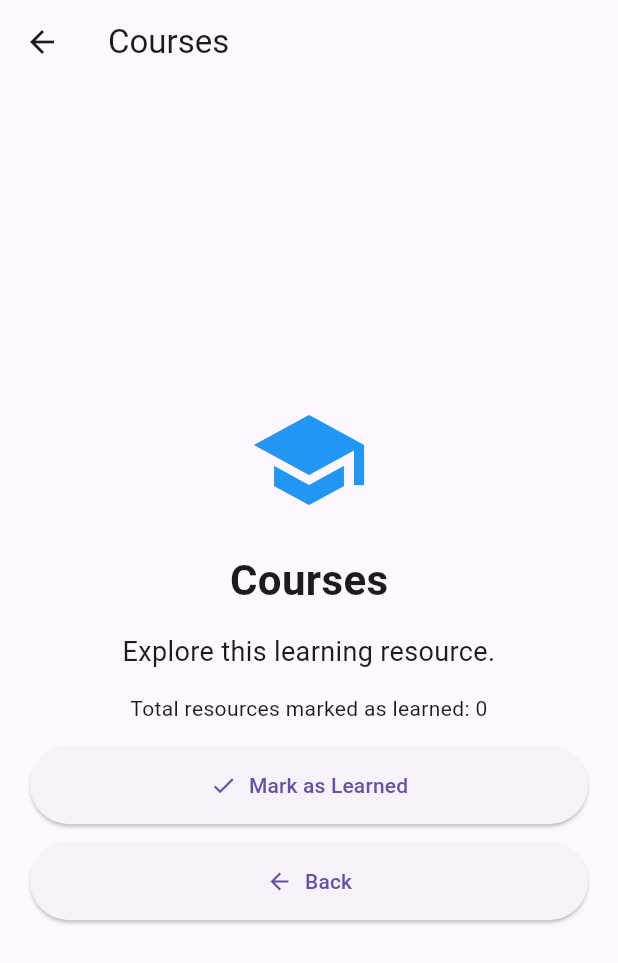
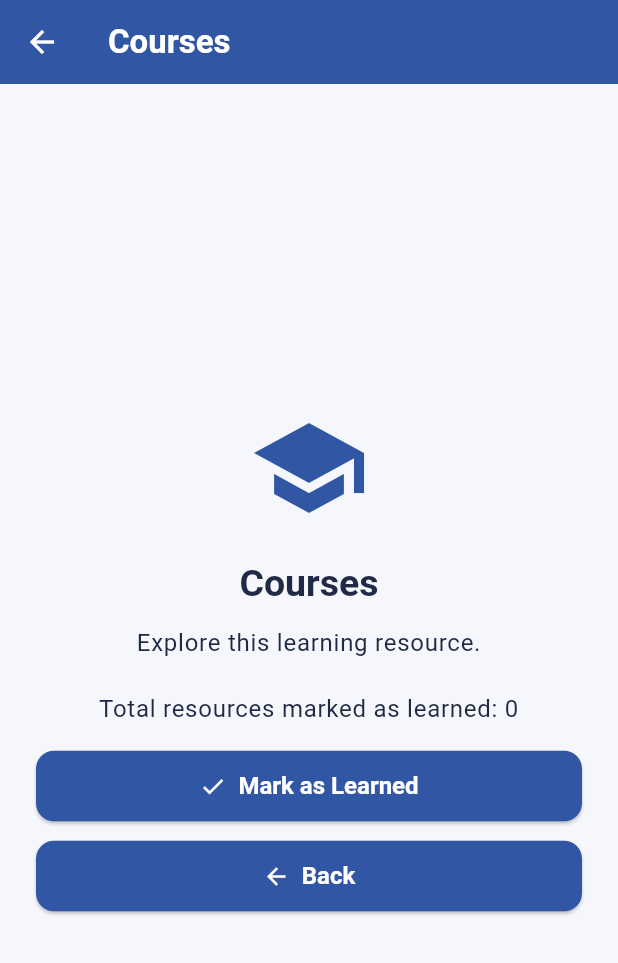
Before and after one commit to gollapallybindhupriya-oss/e-learning-resources, a Flutter app: the screen it shows after launch, after a tap on "Courses", on a phone screen of 412 x 824 dp. Shown: the top 963 px of the screen. Run offline on Flutter 3.47's test engine with Material 3 defaults, Android fonts, the light colour scheme and no system bars; network calls fail.

Commit message:
Apply themes and custom styles

```diff
--- a/lib/main.dart
+++ b/lib/main.dart
@@ -11,7 +11,53 @@ void main() {
   );
 }
 
-// PROVIDER STATE
+// ================= CUSTOM STYLES =================
+
+class AppStyles {
+  static const Color primary = Color(0xFF3157A4);
+  static const Color accent = Color(0xFF00A6A6);
+  static const Color background = Color(0xFFF5F7FC);
+  static const Color cardColor = Colors.white;
+  static const Color textColor = Color(0xFF202A44);
+  static const Color subtitleColor = Color(0xFF64748B);
+
+  static const TextStyle appTitle = TextStyle(
+    fontSize: 22,
+    fontWeight: FontWeight.bold,
+    color: Colors.white,
+  );
+
+  static const TextStyle heading = TextStyle(
+    fontSize: 25,
+    fontWeight: FontWeight.bold,
+    color: textColor,
+  );
+
+  static const TextStyle subtitle = TextStyle(
+    fontSize: 15,
+    color: subtitleColor,
+  );
+
+  static const TextStyle resourceTitle = TextStyle(
+    fontSize: 18,
+    fontWeight: FontWeight.bold,
+    color: textColor,
+  );
+
+  static const TextStyle body = TextStyle(
+    fontSize: 16,
+    color: textColor,
+  );
+
+  static const TextStyle buttonText = TextStyle(
+    fontSize: 16,
+    fontWeight: FontWeight.bold,
+    color: Colors.white,
+  );
+}
+
+// ================= PROVIDER STATE =================
+
 class LearningState extends ChangeNotifier {
   int completedResources = 0;
 
@@ -21,7 +67,8 @@ class LearningState extends ChangeNotifier {
   }
 }
 
-// APP AND NAMED ROUTES
+// ================= APP THEME =================
+
 class MyApp extends StatelessWidget {
   const MyApp({super.key});
 
@@ -30,10 +77,65 @@ class MyApp extends StatelessWidget {
     return MaterialApp(
       debugShowCheckedModeBanner: false,
       title: 'E-Learning Resources',
+
       theme: ThemeData(
-        primarySwatch: Colors.blue,
         useMaterial3: true,
+        colorScheme: ColorScheme.fromSeed(
+          seedColor: AppStyles.primary,
+          primary: AppStyles.primary,
+          secondary: AppStyles.accent,
+          surface: AppStyles.cardColor,
+        ),
+        scaffoldBackgroundColor: AppStyles.background,
+
+        appBarTheme: const AppBarTheme(
+          backgroundColor: AppStyles.primary,
+          foregroundColor: Colors.white,
+          centerTitle: false,
+          titleTextStyle: AppStyles.appTitle,
+          elevation: 0,
+        ),
+
+        cardTheme: CardThemeData(
+          color: AppStyles.cardColor,
+          elevation: 2,
+          margin: const EdgeInsets.all(8),
+          shape: RoundedRectangleBorder(
+            borderRadius: BorderRadius.circular(16),
+          ),
+        ),
+
+        elevatedButtonTheme: ElevatedButtonThemeData(
+          style: ElevatedButton.styleFrom(
+            backgroundColor: AppStyles.primary,
+            foregroundColor: Colors.white,
+            textStyle: AppStyles.buttonText,
+            padding: const EdgeInsets.symmetric(
+              horizontal: 22,
+              vertical: 14,
+            ),
+            shape: RoundedRectangleBorder(
+              borderRadius: BorderRadius.circular(12),
+            ),
+          ),
+        ),
+
+        textTheme: const TextTheme(
+          headlineSmall: AppStyles.heading,
+          titleMedium: AppStyles.resourceTitle,
+          bodyLarge: AppStyles.body,
+          bodyMedium: AppStyles.subtitle,
+        ),
+
+        inputDecorationTheme: InputDecorationTheme(
+          filled: true,
+          fillColor: Colors.white,
+          border: OutlineInputBorder(
+            borderRadius: BorderRadius.circular(12),
+          ),
+        ),
       ),
+
       initialRoute: '/',
       routes: {
         '/': (_) => const HomePage(),
@@ -49,7 +151,8 @@ class MyApp extends StatelessWidget {
   }
 }
 
-// HOME SCREEN
+// ================= HOME SCREEN =================
+
 class HomePage extends StatelessWidget {
   const HomePage({super.key});
 
@@ -64,20 +167,23 @@ class HomePage extends StatelessWidget {
         title: const Text('E-Learning Resources'),
       ),
       body: SingleChildScrollView(
-        padding: EdgeInsets.all(isMobile ? 12 : isTablet ? 25 : 40),
+        padding: EdgeInsets.all(
+          isMobile ? 12 : isTablet ? 25 : 40,
+        ),
         child: Column(
+          crossAxisAlignment: CrossAxisAlignment.stretch,
           children: [
-            // CUSTOM HEADER WIDGET
             const LearningHeader(),
 
-            const SizedBox(height: 20),
+            const SizedBox(height: 25),
 
-            // CUSTOM SECTION TITLE
-            const SectionTitle(title: 'Explore Resources'),
+            const SectionTitle(
+              title: 'Explore Resources',
+              subtitle: 'Choose a category to start learning',
+            ),
 
-            const SizedBox(height: 15),
+            const SizedBox(height: 12),
 
-            // CUSTOM RESPONSIVE RESOURCE CARDS
             if (isMobile)
               Column(
                 children: [
@@ -133,10 +239,9 @@ class HomePage extends StatelessWidget {
 
             const SizedBox(height: 25),
 
-            // CUSTOM PROVIDER WIDGET
             const LearningProgressCard(),
 
-            const SizedBox(height: 25),
+            const SizedBox(height: 16),
 
             CustomActionButton(
               text: 'View All Resources',
@@ -148,7 +253,12 @@ class HomePage extends StatelessWidget {
 
             const SizedBox(height: 25),
 
-            const SectionTitle(title: 'Available Resources'),
+            const SectionTitle(
+              title: 'Available Resources',
+              subtitle: 'Explore the learning materials',
+            ),
+
+            const SizedBox(height: 10),
 
             const ResourceInfoTile(
               icon: Icons.book,
@@ -165,7 +275,6 @@ class HomePage extends StatelessWidget {
 
             const SizedBox(height: 25),
 
-            // STATEFUL WIDGET EXAMPLE
             const CounterWidget(),
           ],
         ),
@@ -174,7 +283,8 @@ class HomePage extends StatelessWidget {
   }
 }
 
-// CUSTOM WIDGET 1: HEADER
+// ================= HEADER WIDGET =================
+
 class LearningHeader extends StatelessWidget {
   const LearningHeader({super.key});
 
@@ -184,7 +294,7 @@ class LearningHeader extends StatelessWidget {
     final height = width < 600 ? 180.0 : 260.0;
 
     return ClipRRect(
-      borderRadius: BorderRadius.circular(12),
+      borderRadius: BorderRadius.circular(16),
       child: Stack(
         alignment: Alignment.center,
         children: [
@@ -193,20 +303,24 @@ class LearningHeader extends StatelessWidget {
             height: height,
             width: double.infinity,
             fit: BoxFit.cover,
-            errorBuilder: (context, error, stackTrace) {
+            errorBuilder: (_, error, stackTrace) {
               return Container(
                 height: height,
-                color: Colors.blue.shade100,
+                color: AppStyles.primary,
                 child: const Center(
-                  child: Icon(Icons.school, size: 70),
+                  child: Icon(
+                    Icons.school,
+                    size: 70,
+                    color: Colors.white,
+                  ),
                 ),
               );
             },
           ),
           Container(
+            height: height,
             width: double.infinity,
-            height: height,
-            color: Colors.black26,
+            color: Colors.black38,
           ),
           Text(
             'Learn Flutter',
@@ -214,6 +328,12 @@ class LearningHeader extends StatelessWidget {
               color: Colors.white,
               fontSize: width < 600 ? 28 : 36,
               fontWeight: FontWeight.bold,
+              shadows: const [
+                Shadow(
+                  color: Colors.black45,
+                  blurRadius: 8,
+                ),
+              ],
             ),
           ),
         ],
@@ -222,31 +342,41 @@ class LearningHeader extends StatelessWidget {
   }
 }
 
-// CUSTOM WIDGET 2: SECTION TITLE
+// ================= SECTION TITLE =================
+
 class SectionTitle extends StatelessWidget {
   final String title;
+  final String? subtitle;
 
   const SectionTitle({
     super.key,
     required this.title,
+    this.subtitle,
   });
 
   @override
   Widget build(BuildContext context) {
-    return Align(
-      alignment: Alignment.centerLeft,
-      child: Text(
-        title,
-        style: const TextStyle(
-          fontSize: 23,
-          fontWeight: FontWeight.bold,
+    return Column(
+      crossAxisAlignment: CrossAxisAlignment.start,
+      children: [
+        Text(
+          title,
+          style: Theme.of(context).textTheme.headlineSmall,
         ),
-      ),
+        if (subtitle != null) ...[
+          const SizedBox(height: 5),
+          Text(
+            subtitle!,
+            style: Theme.of(context).textTheme.bodyMedium,
+          ),
+        ],
+      ],
     );
   }
 }
 
-// CUSTOM WIDGET 3: RESOURCE CARD
+// ================= RESOURCE CARD =================
+
 class ResourceCard extends StatelessWidget {
   final IconData icon;
   final String title;
@@ -268,13 +398,8 @@ class ResourceCard extends StatelessWidget {
     return SizedBox(
       width: fullWidth ? double.infinity : 190,
       child: Card(
-        color: Colors.blue.shade50,
-        shape: RoundedRectangleBorder(
-          borderRadius: BorderRadius.circular(12),
-          side: const BorderSide(color: Colors.blue),
-        ),
         child: InkWell(
-          borderRadius: BorderRadius.circular(12),
+          borderRadius: BorderRadius.circular(16),
           onTap: () {
             Navigator.pushNamed(context, route);
           },
@@ -282,25 +407,35 @@ class ResourceCard extends StatelessWidget {
             padding: const EdgeInsets.all(20),
             child: Column(
               children: [
-                Icon(icon, size: 42, color: Colors.blue),
-                const SizedBox(height: 10),
+                CircleAvatar(
+                  radius: 28,
+                  backgroundColor:
+                      AppStyles.primary.withValues(alpha: 0.1),
+                  child: Icon(
+                    icon,
+                    size: 30,
+                    color: AppStyles.primary,
+                  ),
+                ),
+                const SizedBox(height: 12),
                 Text(
                   title,
+                  style: Theme.of(context).textTheme.titleMedium,
                   textAlign: TextAlign.center,
-                  style: const TextStyle(
-                    fontSize: 19,
+                ),
+                const SizedBox(height: 6),
+                Text(
+                  description,
+                  style: Theme.of(context).textTheme.bodyMedium,
+                  textAlign: TextAlign.center,
+                ),
+                const SizedBox(height: 10),
+                const Text(
+                  'Open →',
+                  style: TextStyle(
+                    color: AppStyles.primary,
                     fontWeight: FontWeight.bold,
                   ),
-                ),
-                const SizedBox(height: 5),
-                Text(
-                  description,
-                  textAlign: TextAlign.center,
-                ),
-                const SizedBox(height: 8),
-                const Text(
-                  'Open →',
-                  style: TextStyle(color: Colors.blue),
                 ),
               ],
             ),
@@ -311,7 +446,8 @@ class ResourceCard extends StatelessWidget {
   }
 }
 
-// CUSTOM WIDGET 4: REUSABLE ACTION BUTTON
+// ================= CUSTOM ACTION BUTTON =================
+
 class CustomActionButton extends StatelessWidget {
   final String text;
   final IconData icon;
@@ -332,15 +468,13 @@ class CustomActionButton extends StatelessWidget {
         onPressed: onPressed,
         icon: Icon(icon),
         label: Text(text),
-        style: ElevatedButton.styleFrom(
-          padding: const EdgeInsets.all(16),
-        ),
       ),
     );
   }
 }
 
-// CUSTOM WIDGET 5: PROVIDER PROGRESS CARD
+// ================= PROVIDER PROGRESS CARD =================
+
 class LearningProgressCard extends StatelessWidget {
   const LearningProgressCard({super.key});
 
@@ -353,23 +487,21 @@ class LearningProgressCard extends StatelessWidget {
       child: ListTile(
         leading: const Icon(
           Icons.check_circle,
-          color: Colors.green,
+          color: AppStyles.accent,
           size: 35,
         ),
         title: const Text('Resources Marked as Learned'),
         trailing: Text(
           '$completed',
-          style: const TextStyle(
-            fontSize: 24,
-            fontWeight: FontWeight.bold,
-          ),
+          style: Theme.of(context).textTheme.headlineSmall,
         ),
       ),
     );
   }
 }
 
-// CUSTOM WIDGET 6: RESOURCE INFORMATION TILE
+// ================= RESOURCE INFORMATION TILE =================
+
 class ResourceInfoTile extends StatelessWidget {
   final IconData icon;
   final String title;
@@ -382,15 +514,21 @@ class ResourceInfoTile extends StatelessWidget {
 
   @override
   Widget build(BuildContext context) {
-    return ListTile(
-      leading: Icon(icon, color: Colors.blue),
-      title: Text(title),
-      trailing: const Icon(Icons.arrow_forward_ios, size: 16),
+    return Card(
+      child: ListTile(
+        leading: Icon(icon, color: AppStyles.primary),
+        title: Text(
+          title,
+          style: Theme.of(context).textTheme.titleMedium,
+        ),
+        trailing: const Icon(Icons.arrow_forward_ios, size: 16),
+      ),
     );
   }
 }
 
-// STATEFUL WIDGET: SETSTATE
+// ================= SETSTATE COUNTER =================
+
 class CounterWidget extends StatefulWidget {
   const CounterWidget({super.key});
 
@@ -412,8 +550,9 @@ class _CounterWidgetState extends State<CounterWidget> {
             const SizedBox(height: 10),
             Text(
               'Button clicked: $count times',
-              style: const TextStyle(fontSize: 18),
+              style: Theme.of(context).textTheme.bodyLarge,
             ),
+            const SizedBox(height: 10),
             CustomActionButton(
               text: 'Click Me',
               icon: Icons.touch_app,
@@ -430,7 +569,8 @@ class _CounterWidgetState extends State<CounterWidget> {
   }
 }
 
-// RESOURCES SCREEN
+// ================= RESOURCES SCREEN =================
+
 class ResourcesScreen extends StatelessWidget {
   const ResourcesScreen({super.key});
 
@@ -441,8 +581,19 @@ class ResourcesScreen extends StatelessWidget {
       body: ListView(
         padding: const EdgeInsets.all(20),
         children: [
-          const SectionTitle(title: 'Available Resources'),
+          const SectionTitle(
+            title: 'Available Resources',
+            subtitle: 'Choose what you want to learn',
+          ),
           const SizedBox(height: 15),
+          const ResourceInfoTile(
+            icon: Icons.book,
+            title: 'Flutter Basics',
+          ),
+          const ResourceInfoTile(
+            icon: Icons.code,
+            title: 'Dart Programming',
+          ),
           ResourceCard(
             icon: Icons.book,
             title: 'Courses',
@@ -461,13 +612,19 @@ class ResourcesScreen extends StatelessWidget {
             description: 'Test your knowledge',
             route: '/quizzes',
           ),
+          CustomActionButton(
+            text: 'Back to Home',
+            icon: Icons.home,
+            onPressed: () => Navigator.pop(context),
+          ),
         ],
       ),
     );
   }
 }
 
-// RESOURCE DETAIL SCREEN
+// ================= RESOURCE DETAIL SCREEN =================
+
 class ResourceDetailScreen extends StatelessWidget {
   final String title;
 
@@ -483,35 +640,33 @@ class ResourceDetailScreen extends StatelessWidget {
     return Scaffold(
       appBar: AppBar(title: Text(title)),
       body: Center(
-        child: Padding(
-          padding: const EdgeInsets.all(20),
+        child: SingleChildScrollView(
+          padding: const EdgeInsets.all(24),
           child: Column(
             mainAxisAlignment: MainAxisAlignment.center,
             children: [
               const Icon(
                 Icons.school,
                 size: 80,
-                color: Colors.blue,
+                color: AppStyles.primary,
               ),
               const SizedBox(height: 20),
               Text(
                 title,
-                style: const TextStyle(
-                  fontSize: 28,
-                  fontWeight: FontWeight.bold,
-                ),
+                style: Theme.of(context).textTheme.headlineSmall,
               ),
-              const SizedBox(height: 15),
-              const Text(
+              const SizedBox(height: 12),
+              Text(
                 'Explore this learning resource.',
+                style: Theme.of(context).textTheme.bodyLarge,
                 textAlign: TextAlign.center,
-                style: TextStyle(fontSize: 18),
               ),
-              const SizedBox(height: 15),
+              const SizedBox(height: 20),
               Text(
                 'Total resources marked as learned: '
                 '${learningState.completedResources}',
                 textAlign: TextAlign.center,
+                style: Theme.of(context).textTheme.bodyLarge,
               ),
               const SizedBox(height: 15),
               CustomActionButton(
```
